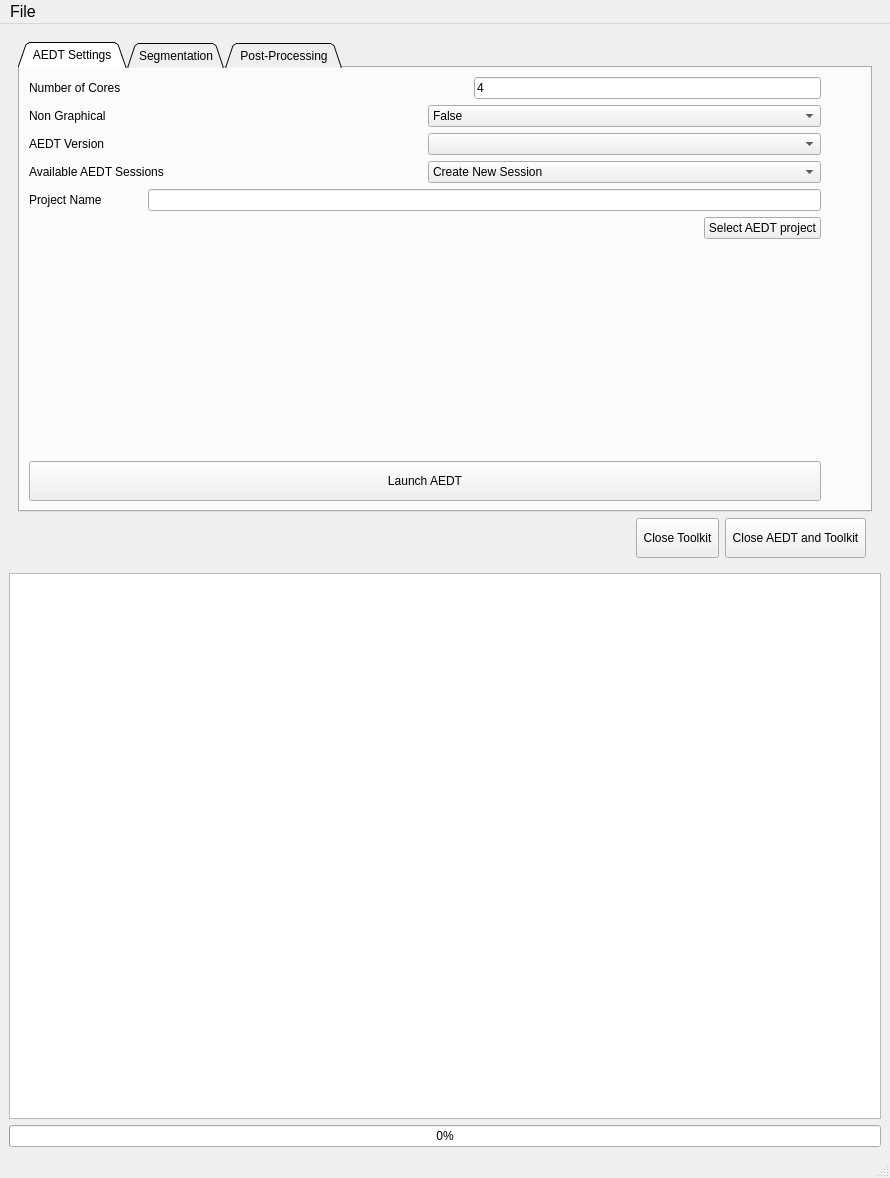
First picture: the form in src/ansys/aedt/toolkits/magnet_segmentation/ui/common/toolkit.ui, repository ansys/magnet-segmentation-toolkit, before the edit.
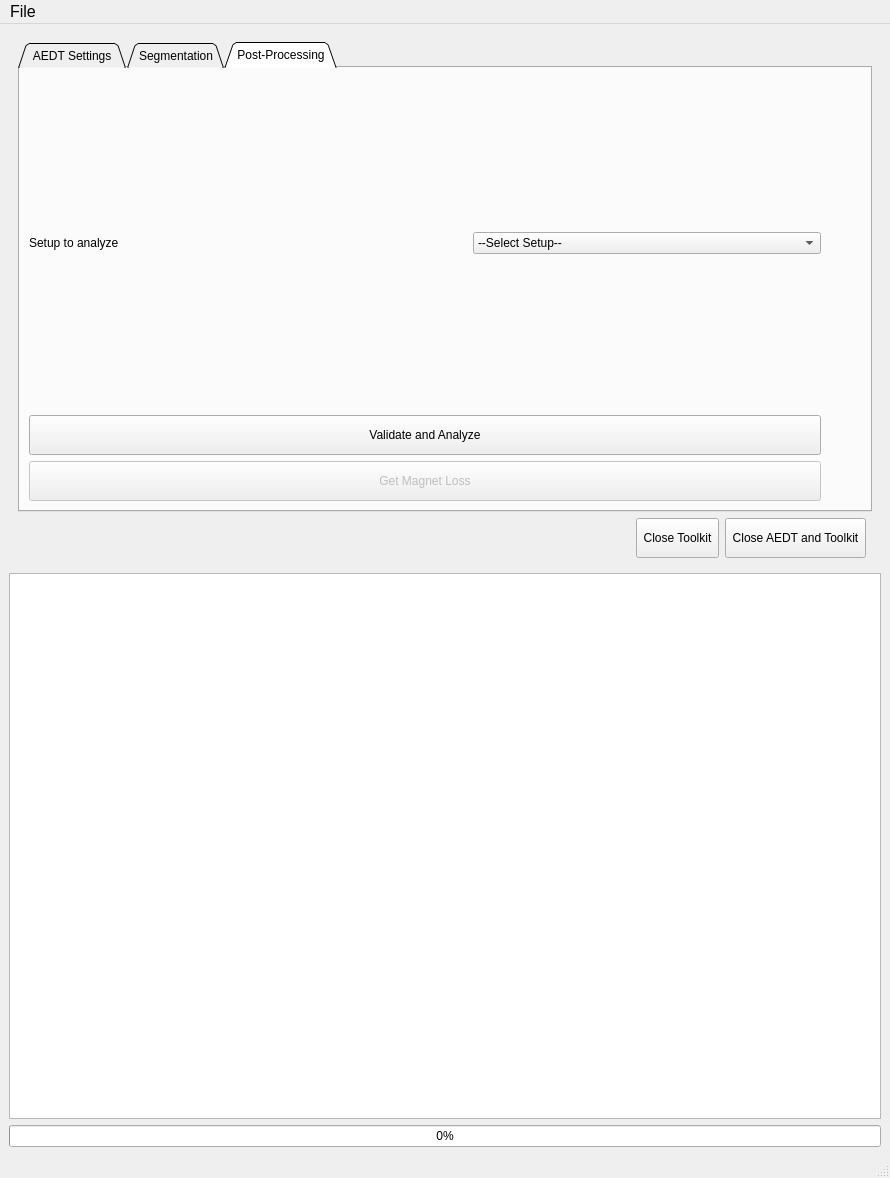
Second picture: the form after the edit. The open tabs and pages were chosen to show the change.

Commit message: improve post-processing

The edit to the form file:
```diff
--- a/src/ansys/aedt/toolkits/magnet_segmentation/ui/common/toolkit.ui
+++ b/src/ansys/aedt/toolkits/magnet_segmentation/ui/common/toolkit.ui
@@ -644,22 +644,28 @@
            </item>
           </layout>
          </widget>
-         <widget class="QWidget" name="Post-Processing">
+         <widget class="QWidget" name="PostProcessing">
           <attribute name="title">
-           <string> Post-Processing </string>
+           <string>Post-Processing</string>
           </attribute>
-          <widget class="QWidget" name="verticalLayoutWidget">
-           <property name="geometry">
-            <rect>
-             <x>9</x>
-             <y>9</y>
-             <width>701</width>
-             <height>441</height>
-            </rect>
-           </property>
-           <layout class="QVBoxLayout" name="verticalLayout_3">
+          <layout class="QHBoxLayout" name="horizontalLayout_post">
+           <item>
+            <layout class="QVBoxLayout" name="verticalLayout_4">
+             <item>
+              <spacer name="verticalSpacer_4">
+               <property name="orientation">
+                <enum>Qt::Vertical</enum>
+               </property>
+               <property name="sizeHint" stdset="0">
+                <size>
+                 <width>20</width>
+                 <height>40</height>
+                </size>
+               </property>
+              </spacer>
+             </item>
             <item>
-             <layout class="QHBoxLayout" name="horizontalLayout">
+              <layout class="QHBoxLayout" name="horizontalLayout_8">
               <item>
                <widget class="QLabel" name="label">
                 <property name="sizePolicy">
@@ -693,10 +699,38 @@
                </spacer>
               </item>
               <item>
-               <widget class="QLineEdit" name="setup_name"/>
+                <widget class="QComboBox" name="setup_name">
+                 <property name="sizePolicy">
+                  <sizepolicy hsizetype="MinimumExpanding" vsizetype="Fixed">
+                   <horstretch>0</horstretch>
+                   <verstretch>0</verstretch>
+                  </sizepolicy>
+                 </property>
+                 <property name="currentText">
+                  <string>--Select Setup--</string>
+                 </property>
+                 <item>
+                  <property name="text">
+                   <string>--Select Setup--</string>
+                  </property>
+                 </item>
+                </widget>
               </item>
              </layout>
             </item>
+             <item>
+              <spacer name="verticalSpacer_5">
+               <property name="orientation">
+                <enum>Qt::Vertical</enum>
+               </property>
+               <property name="sizeHint" stdset="0">
+                <size>
+                 <width>20</width>
+                 <height>40</height>
+                </size>
+               </property>
+              </spacer>
+             </item>
             <item>
              <widget class="QPushButton" name="validate_and_analyze">
               <property name="minimumSize">
@@ -718,6 +752,9 @@
             </item>
             <item>
              <widget class="QPushButton" name="get_magnet_loss">
+               <property name="enabled">
+                <bool>false</bool>
+               </property>
               <property name="minimumSize">
                <size>
                 <width>0</width>
@@ -735,8 +772,28 @@
               </property>
              </widget>
             </item>
-           </layout>
-          </widget>
+             <item>
+              <layout class="QHBoxLayout" name="horizontalLayout_9"/>
+             </item>
+            </layout>
+           </item>
+           <item>
+            <spacer name="horizontalSpacer_8">
+             <property name="orientation">
+              <enum>Qt::Horizontal</enum>
+             </property>
+             <property name="sizeType">
+              <enum>QSizePolicy::Preferred</enum>
+             </property>
+             <property name="sizeHint" stdset="0">
+              <size>
+               <width>40</width>
+               <height>20</height>
+              </size>
+             </property>
+            </spacer>
+           </item>
+          </layout>
          </widget>
         </widget>
        </item>
```
Left out of the diff: 30 changed lines with no effect on the pictures. Lines whose indentation alone changed are shown as unchanged. The commit also changes 5 other files.
